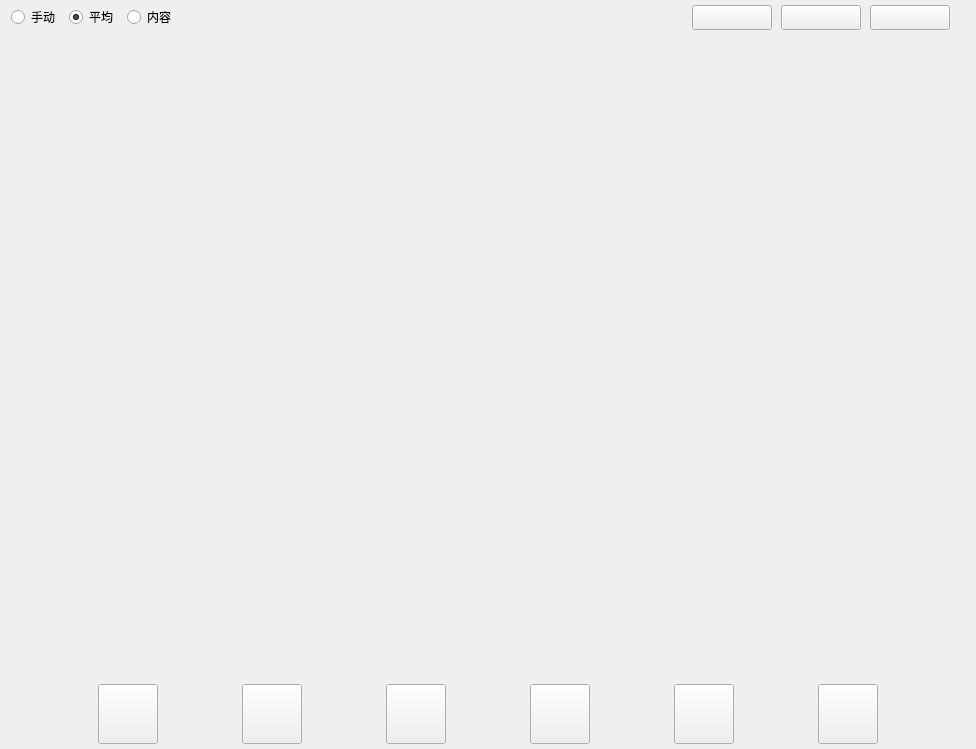
The window that Qt/ERP/ordermanager.ui (superp2017/NTERP) describes before a commit, drawn with Qt 5.
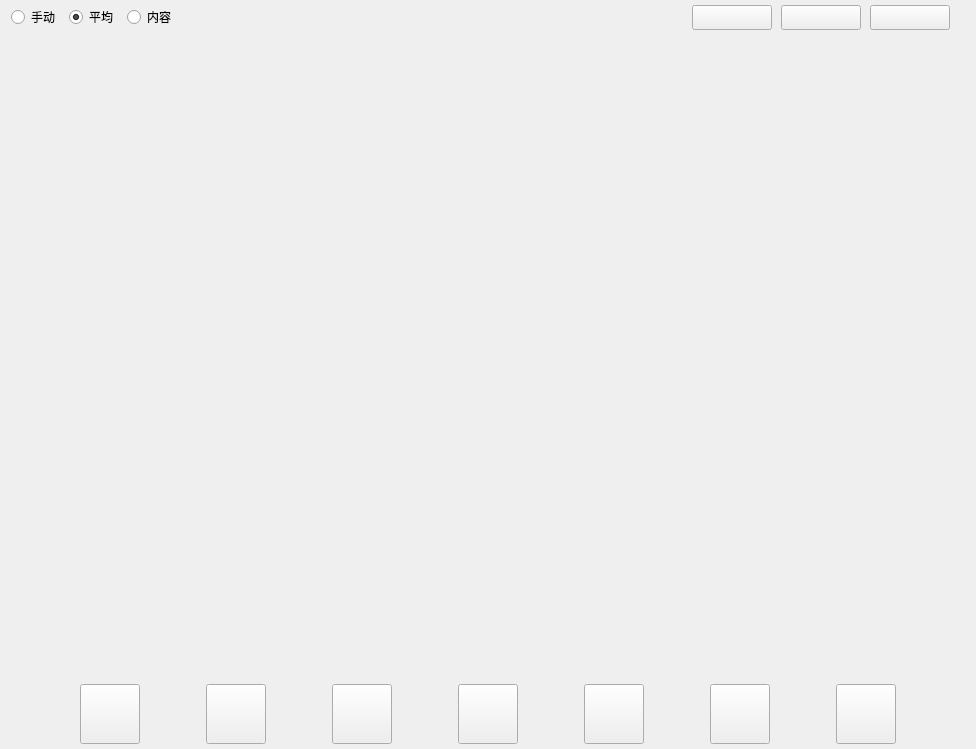
The same window after the commit.

```diff
--- a/Qt/ERP/ordermanager.ui
+++ b/Qt/ERP/ordermanager.ui
@@ -414,6 +414,38 @@
         </property>
        </spacer>
       </item>
+      <item>
+       <widget class="QPushButton" name="pushButton_change_price">
+        <property name="minimumSize">
+         <size>
+          <width>60</width>
+          <height>60</height>
+         </size>
+        </property>
+        <property name="maximumSize">
+         <size>
+          <width>60</width>
+          <height>60</height>
+         </size>
+        </property>
+        <property name="text">
+         <string/>
+        </property>
+       </widget>
+      </item>
+      <item>
+       <spacer name="horizontalSpacer_6">
+        <property name="orientation">
+         <enum>Qt::Horizontal</enum>
+        </property>
+        <property name="sizeHint" stdset="0">
+         <size>
+          <width>40</width>
+          <height>20</height>
+         </size>
+        </property>
+       </spacer>
+      </item>
      </layout>
     </widget>
    </item>
```
